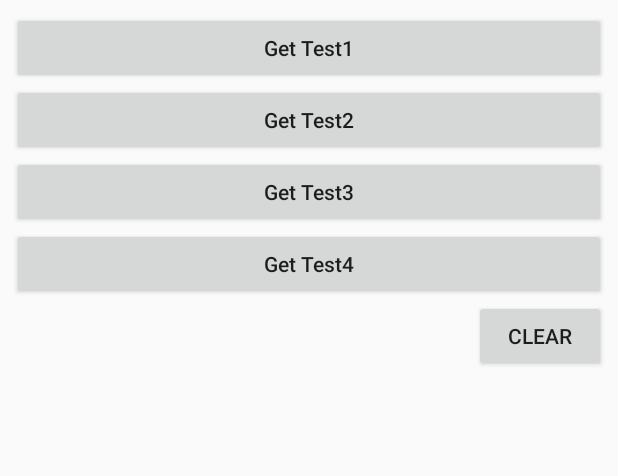
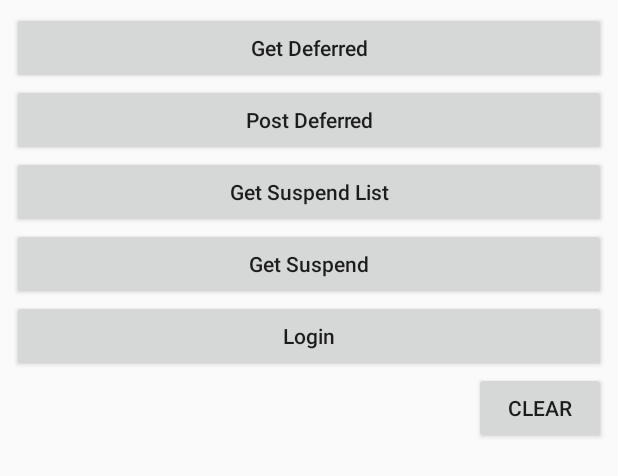
Before and after one commit to coolishbee/retrofit2-coroutine-example, an Android app: the layout fragment_api.xml on its own in the app's theme, with its tools: preview values and no code run, on a phone screen of 412 x 824 dp. Shown: the top 476 px of the screen. Run offline under Robolectric (Android 15) with nearby library versions, the phone set to English and light mode, and no system bars.

Commit message:
[update] POST 추가

```diff
--- a/app/src/main/AndroidManifest.xml
+++ b/app/src/main/AndroidManifest.xml
@@ -5,11 +5,12 @@
     <uses-permission android:name="android.permission.INTERNET" />
 
     <application
-        android:allowBackup="true"
+        android:allowBackup="false"
         android:icon="@mipmap/ic_launcher"
         android:label="@string/app_name"
         android:roundIcon="@mipmap/ic_launcher_round"
         android:supportsRtl="true"
+        android:usesCleartextTraffic="true"
         android:theme="@style/AppTheme">
         <activity android:name=".MainActivity">
             <intent-filter>
--- a/app/src/main/java/com/retrofit2/coroutine/example/reference/ApiProvider.kt
+++ b/app/src/main/java/com/retrofit2/coroutine/example/reference/ApiProvider.kt
@@ -7,7 +7,8 @@ import retrofit2.Retrofit
 import retrofit2.converter.gson.GsonConverterFactory
 
 object ApiProvider {
-    private const val BASE_URL = "https://apis.tracker.delivery"
+    //private const val BASE_URL = "https://apis.tracker.delivery"
+    private const val BASE_URL = "http://localhost:8000"
 
     private val okHttpClient: OkHttpClient
 
--- a/app/src/main/java/com/retrofit2/coroutine/example/reference/NetworkCallback.kt
+++ /dev/null
@@ -1,6 +0,0 @@
-package com.retrofit2.coroutine.example.reference
-
-class NetworkCallback<T> {
-    var success: ((T) -> Unit) ?= null
-    var error: ((Throwable)-> Unit) ?= null
-}
--- a/app/src/main/res/layout/fragment_api.xml
+++ b/app/src/main/res/layout/fragment_api.xml
@@ -24,33 +24,39 @@
                 android:orientation="vertical">
 
                 <Button
-                    android:id="@+id/v1_btn"
+                    android:id="@+id/deferred_get_btn"
                     android:layout_width="match_parent"
                     android:layout_height="wrap_content"
                     android:textAllCaps="false"
-                    android:text="Get Test1" />
+                    android:text="Get Deferred" />
 
                 <Button
-                    android:id="@+id/v2_btn"
+                    android:id="@+id/deferred_post_btn"
                     android:layout_width="match_parent"
                     android:layout_height="wrap_content"
                     android:textAllCaps="false"
-                    android:text="Get Test2" />
+                    android:text="Post Deferred" />
 
                 <Button
-                    android:id="@+id/v3_btn"
+                    android:id="@+id/suspend_get_list_btn"
                     android:layout_width="match_parent"
                     android:layout_height="wrap_content"
                     android:textAllCaps="false"
-                    android:text="Get Test3"/>
+                    android:text="Get Suspend List"/>
 
                 <Button
-                    android:id="@+id/v4_btn"
+                    android:id="@+id/suspend_get_btn"
                     android:layout_width="match_parent"
                     android:layout_height="wrap_content"
                     android:textAllCaps="false"
-                    android:text="Get Test4" />
+                    android:text="Get Suspend" />
 
+                <Button
+                    android:id="@+id/login_btn"
+                    android:layout_width="match_parent"
+                    android:layout_height="wrap_content"
+                    android:textAllCaps="false"
+                    android:text="Login" />
 
 
             </LinearLayout>
```
Also changed, not shown: app/src/main/java/com/retrofit2/coroutine/example/RetrofitApisFragment.kt (+28 -24 lines), app/src/main/java/com/retrofit2/coroutine/example/http/reqBody/ReqLogin.kt (added, +15 -0 lines), app/src/main/java/com/retrofit2/coroutine/example/http/respBody/RespLogin.kt (added, +11 -0 lines), app/src/main/java/com/retrofit2/coroutine/example/reference/ApiInterface.kt (+10 -0 lines), app/src/main/java/com/retrofit2/coroutine/example/reference/Network.kt (+19 -36 lines), 1 other file.
